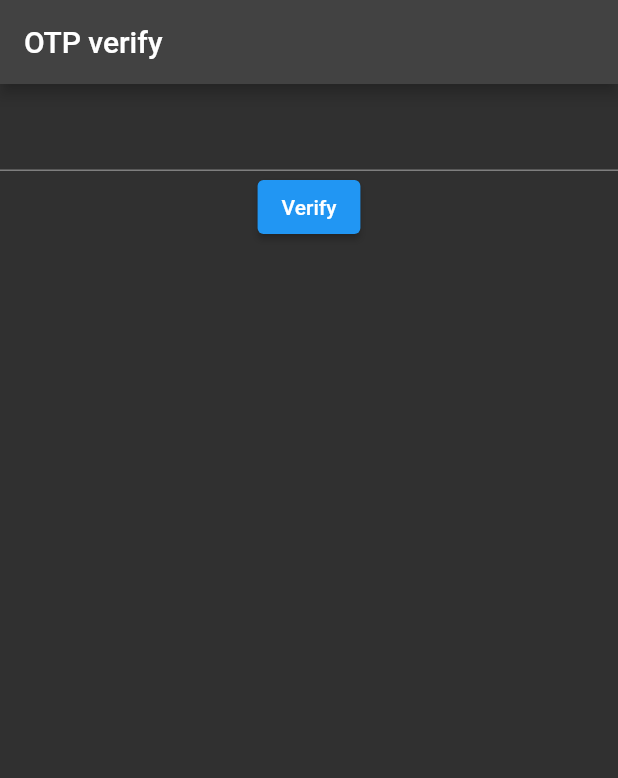
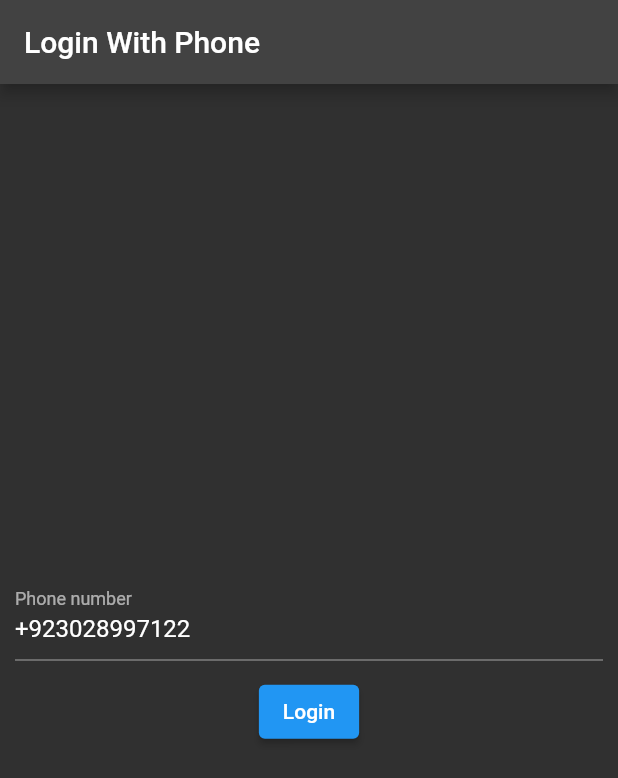
Before and after one commit to pr21Extr/flutter-app-demo, a Flutter app: the screen it shows after launch, on a phone screen of 412 x 824 dp. Shown: the top 778 px of the screen. Run offline on Flutter 3.47's test engine with Material 2 defaults, Android fonts, the light colour scheme and no system bars; our stand-ins replace firebase_auth, firebase_core, google_sign_in; accounts and stored records are empty.

Commit message:
fix 17449 error code 13

```diff
--- a/lib/main.dart
+++ b/lib/main.dart
@@ -31,7 +31,7 @@ class MyApp extends StatelessWidget {
         'MyHomePage': (context) => MyHomePage(), // Define route for MyHomePage
         // '/': (context)=>LoginFlow(),
         // '/': (context)=>StaggeredGridViewExample(),
-        '/': (context)=>phoneNumber(),
+        '/': (context)=>LoginWithPhone(),
 
 
         '/todos': (context) => TodosScreen()
--- a/lib/otpLogin.dart
+++ b/lib/otpLogin.dart
@@ -1,75 +1,94 @@
 import 'package:firebase_auth/firebase_auth.dart';
+import 'package:flutter/material.dart';
 
-import 'package:flutter/material.dart';
-class phoneNumber extends StatefulWidget {
-  const phoneNumber({super.key});
+class LoginWithPhone extends StatefulWidget {
+  const LoginWithPhone({Key? key}) : super(key: key);
 
   @override
-  State<phoneNumber> createState() => _phoneNumberState();
+  _LoginWithPhoneState createState() => _LoginWithPhoneState();
 }
 
-class _phoneNumberState extends State<phoneNumber> {
-  TextEditingController phoneController = TextEditingController();
+class _LoginWithPhoneState extends State<LoginWithPhone> {
+  TextEditingController phoneController = TextEditingController(text: "+923028997122");
+  TextEditingController otpController = TextEditingController();
 
   FirebaseAuth auth = FirebaseAuth.instance;
-  String verificationIDRecieved ='';
-  bool otpCodeVisibility =false;
 
-  TextEditingController otpCodeController = TextEditingController();
+  bool otpVisibility = false;
+
+  String verificationID = "";
+
   @override
   Widget build(BuildContext context) {
     return Scaffold(
       appBar: AppBar(
-        title: Text('OTP verify'),
+        title: Text("Login With Phone"),
+      ),
+      body: Container(
+        margin: EdgeInsets.all(10),
+        child: Column(
+          mainAxisAlignment: MainAxisAlignment.center,
+          children: [
+            TextField(
+              controller: phoneController,
+              decoration: InputDecoration(labelText: "Phone number"),
+              keyboardType: TextInputType.phone,
+            ),
 
+            Visibility(child: TextField(
+              controller: otpController,
+              decoration: InputDecoration(),
+              keyboardType: TextInputType.number,
+            ),visible: otpVisibility,),
 
-
+            SizedBox(
+              height: 10,
             ),
-      body:Column(
-        children: [
-          Visibility(
-            visible: otpCodeVisibility,
-            child: TextField(
-              controller: phoneController ,
+            ElevatedButton(
+                onPressed: () {
+                  if(otpVisibility){
+                    verifyOTP();
+                  }
+                  else {
+                    loginWithPhone();
+                  }
+                },
+                child: Text(otpVisibility ? "Verify" : "Login")),
+          ],
         ),
       ),
-
-        SizedBox(height: 10),
-      TextField(
-        controller: otpCodeController,
-      ),
-          ElevatedButton(onPressed: (){
-
-            verifyNumber();
-          },
-              child: Text(otpCodeVisibility ? "Login ": "Verify"))
-        ],
-      )
     );
   }
 
-void verifyNumber (){
+  void loginWithPhone() async {
     auth.verifyPhoneNumber(
       phoneNumber: phoneController.text,
       verificationCompleted: (PhoneAuthCredential credential) async {
-   await auth.signInWithCredential(credential).then((value) {
-      print('Login success')
+        await auth.signInWithCredential(credential).then((value){
+          print("You are logged in successfully");
         });
       },
-    verificationFailed: (FirebaseAuthException exception){
-      print(exception.message);
+      verificationFailed: (FirebaseAuthException e) {
+        print(e.message);
       },
-    codeSent: (String verificationID , int? resendToken ){
-      otpCodeVisibility= true;
-      verificationIDRecieved = verificationID;
+      codeSent: (String verificationId, int? resendToken) {
+        otpVisibility = true;
+        verificationID = verificationId;
+        setState(() {});
+      },
+      codeAutoRetrievalTimeout: (String verificationId) {
 
       },
-    codeAutoRetrievalTimeout: (String verificationID){
+    );
+  }
 
-      setState(() {
+  void verifyOTP() async {
+
+    PhoneAuthCredential credential = PhoneAuthProvider.credential(verificationId: verificationID, smsCode: otpController.text);
+
+    await auth.signInWithCredential(credential).then((value){
+      print("You are logged in successfully");
 
     });
   }
-);
 }
-}
```
Also changed, not shown: 1 other file. Lines whose indentation alone changed are shown as unchanged.
